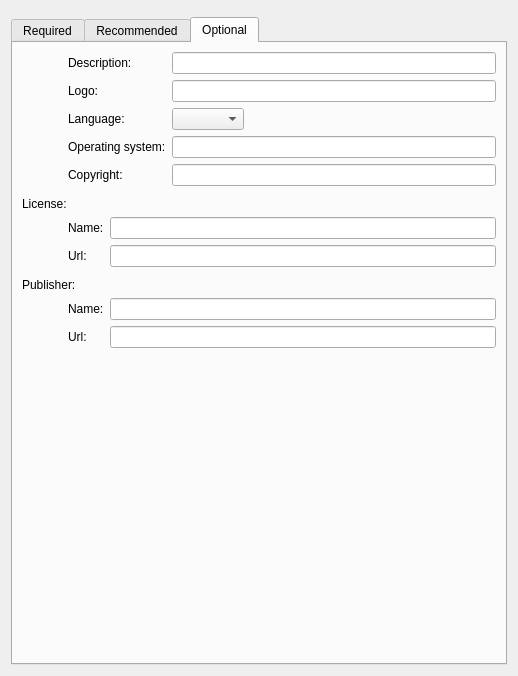
Above: ui/metalinkcreator/filedlg.ui from KDE/kget before the change. Below: the same form after it.
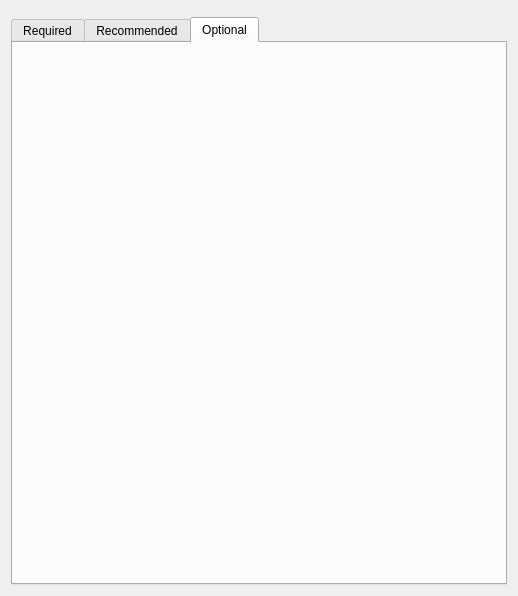
That is the form after the change. The open tabs and pages were chosen to show the change. Custom widgets are drawn as their Qt base class.

The edit to the form file:
```diff
--- a/ui/metalinkcreator/filedlg.ui
+++ b/ui/metalinkcreator/filedlg.ui
@@ -7,7 +7,7 @@
     <x>0</x>
     <y>0</y>
     <width>518</width>
-    <height>676</height>
+    <height>596</height>
    </rect>
   </property>
   <layout class="QVBoxLayout" name="verticalLayout">
@@ -236,230 +236,11 @@
       <attribute name="title">
        <string>Optional</string>
       </attribute>
-      <layout class="QGridLayout" name="gridLayout_3">
-       <item row="0" column="1">
-        <layout class="QFormLayout" name="formLayout_7">
-         <property name="fieldGrowthPolicy">
-          <enum>QFormLayout::ExpandingFieldsGrow</enum>
-         </property>
-         <item row="0" column="0">
-          <widget class="QLabel" name="label_6">
-           <property name="text">
-            <string>Description:</string>
-           </property>
-          </widget>
-         </item>
-         <item row="0" column="1">
-          <widget class="KLineEdit" name="description">
-           <property name="showClearButton" stdset="0">
-            <bool>true</bool>
-           </property>
-          </widget>
-         </item>
-         <item row="1" column="0">
-          <widget class="QLabel" name="label_12">
-           <property name="text">
-            <string>Logo:</string>
-           </property>
-          </widget>
-         </item>
-         <item row="1" column="1">
-          <widget class="KLineEdit" name="logo">
-           <property name="inputMask">
-            <string/>
-           </property>
-           <property name="clickMessage">
-            <string>Url to the logo</string>
-           </property>
-           <property name="showClearButton" stdset="0">
-            <bool>true</bool>
-           </property>
-          </widget>
-         </item>
-         <item row="2" column="0">
-          <widget class="QLabel" name="label_13">
-           <property name="toolTip">
-            <string>The language of the file</string>
-           </property>
-           <property name="text">
-            <string>Language:</string>
-           </property>
-          </widget>
-         </item>
-         <item row="2" column="1">
-          <widget class="KComboBox" name="language"/>
-         </item>
-         <item row="3" column="0">
-          <widget class="QLabel" name="label_14">
-           <property name="text">
-            <string>Operating system:</string>
-           </property>
-          </widget>
-         </item>
-         <item row="3" column="1">
-          <widget class="KLineEdit" name="os">
-           <property name="showClearButton" stdset="0">
-            <bool>true</bool>
-           </property>
-          </widget>
-         </item>
-         <item row="4" column="0">
-          <widget class="QLabel" name="label_18">
-           <property name="text">
-            <string>Copyright:</string>
-           </property>
-          </widget>
-         </item>
-         <item row="4" column="1">
-          <widget class="KLineEdit" name="copyright">
-           <property name="showClearButton" stdset="0">
-            <bool>true</bool>
-           </property>
-          </widget>
-         </item>
-        </layout>
+      <layout class="QVBoxLayout" name="verticalLayout_3">
+       <item>
+        <layout class="QVBoxLayout" name="dataLayout"/>
        </item>
-       <item row="2" column="0" colspan="2">
-        <widget class="QLabel" name="label_22">
-         <property name="sizePolicy">
-          <sizepolicy hsizetype="Preferred" vsizetype="Fixed">
-           <horstretch>0</horstretch>
-           <verstretch>0</verstretch>
-          </sizepolicy>
-         </property>
-         <property name="text">
-          <string>License:</string>
-         </property>
-        </widget>
-       </item>
-       <item row="3" column="1">
-        <layout class="QFormLayout" name="formLayout_5">
-         <item row="0" column="0">
-          <widget class="QLabel" name="label_19">
-           <property name="text">
-            <string>Name:</string>
-           </property>
-          </widget>
-         </item>
-         <item row="0" column="1">
-          <widget class="KLineEdit" name="lic_name">
-           <property name="clickMessage">
-            <string>Name of the license</string>
-           </property>
-           <property name="showClearButton" stdset="0">
-            <bool>true</bool>
-           </property>
-          </widget>
-         </item>
-         <item row="1" column="0">
-          <widget class="QLabel" name="label_23">
-           <property name="text">
-            <string>Url:</string>
-           </property>
-          </widget>
-         </item>
-         <item row="1" column="1">
-          <widget class="KLineEdit" name="lic_url">
-           <property name="clickMessage">
-            <string>Url to the license</string>
-           </property>
-           <property name="showClearButton" stdset="0">
-            <bool>true</bool>
-           </property>
-          </widget>
-         </item>
-        </layout>
-       </item>
-       <item row="5" column="0" colspan="2">
-        <widget class="QLabel" name="label_20">
-         <property name="sizePolicy">
-          <sizepolicy hsizetype="Preferred" vsizetype="Fixed">
-           <horstretch>0</horstretch>
-           <verstretch>0</verstretch>
-          </sizepolicy>
-         </property>
-         <property name="text">
-          <string>Publisher:</string>
-         </property>
-        </widget>
-       </item>
-       <item row="6" column="1">
-        <layout class="QFormLayout" name="formLayout_2">
-         <item row="0" column="0">
-          <widget class="QLabel" name="label_8">
-           <property name="text">
-            <string>Name:</string>
-           </property>
-          </widget>
-         </item>
-         <item row="0" column="1">
-          <widget class="KLineEdit" name="pub_name">
-           <property name="toolTip">
-            <string>publisher</string>
-           </property>
-           <property name="clickMessage">
-            <string>Name of the publisher</string>
-           </property>
-           <property name="showClearButton" stdset="0">
-            <bool>true</bool>
-           </property>
-          </widget>
-         </item>
-         <item row="1" column="0">
-          <widget class="QLabel" name="label_21">
-           <property name="text">
-            <string>Url:</string>
-           </property>
-          </widget>
-         </item>
-         <item row="1" column="1">
-          <widget class="KLineEdit" name="pub_url">
-           <property name="toolTip">
-            <string>publisher</string>
-           </property>
-           <property name="clickMessage">
-            <string>Url to the publisher</string>
-           </property>
-           <property name="showClearButton" stdset="0">
-            <bool>true</bool>
-           </property>
-          </widget>
-         </item>
-        </layout>
-       </item>
-       <item row="1" column="0">
-        <spacer name="verticalSpacer_4">
-         <property name="orientation">
-          <enum>Qt::Vertical</enum>
-         </property>
-         <property name="sizeType">
-          <enum>QSizePolicy::Fixed</enum>
-         </property>
-         <property name="sizeHint" stdset="0">
-          <size>
-           <width>40</width>
-           <height>5</height>
-          </size>
-         </property>
-        </spacer>
-       </item>
-       <item row="4" column="0">
-        <spacer name="verticalSpacer_6">
-         <property name="orientation">
-          <enum>Qt::Vertical</enum>
-         </property>
-         <property name="sizeType">
-          <enum>QSizePolicy::Fixed</enum>
-         </property>
-         <property name="sizeHint" stdset="0">
-          <size>
-           <width>20</width>
-           <height>5</height>
-          </size>
-         </property>
-        </spacer>
-       </item>
-       <item row="7" column="1">
+       <item>
         <spacer name="verticalSpacer_8">
          <property name="orientation">
           <enum>Qt::Vertical</enum>
@@ -479,25 +260,20 @@
   </layout>
  </widget>
  <customwidgets>
-  <customwidget>
-   <class>KTitleWidget</class>
-   <extends>QWidget</extends>
-   <header>ktitlewidget.h</header>
-  </customwidget>
-  <customwidget>
-   <class>KPushButton</class>
-   <extends>QPushButton</extends>
-   <header>kpushbutton.h</header>
-  </customwidget>
   <customwidget>
    <class>KLineEdit</class>
    <extends>QLineEdit</extends>
    <header>klineedit.h</header>
   </customwidget>
   <customwidget>
-   <class>KComboBox</class>
-   <extends>QComboBox</extends>
-   <header>kcombobox.h</header>
+   <class>KPushButton</class>
+   <extends>QPushButton</extends>
+   <header>kpushbutton.h</header>
+  </customwidget>
+  <customwidget>
+   <class>KRestrictedLine</class>
+   <extends>KLineEdit</extends>
+   <header>krestrictedline.h</header>
   </customwidget>
   <customwidget>
    <class>KTabWidget</class>
@@ -506,9 +282,9 @@
    <container>1</container>
   </customwidget>
   <customwidget>
-   <class>KRestrictedLine</class>
-   <extends>KLineEdit</extends>
-   <header>krestrictedline.h</header>
+   <class>KTitleWidget</class>
+   <extends>QWidget</extends>
+   <header>ktitlewidget.h</header>
   </customwidget>
  </customwidgets>
  <tabstops>
```
Left out of the diff: 52 changed lines with no effect on the pictures.
